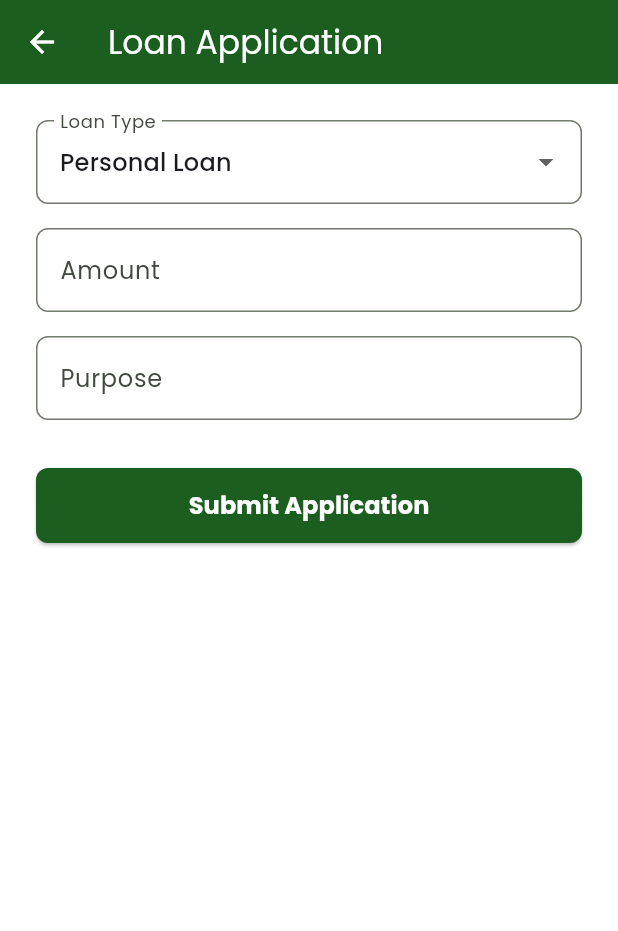
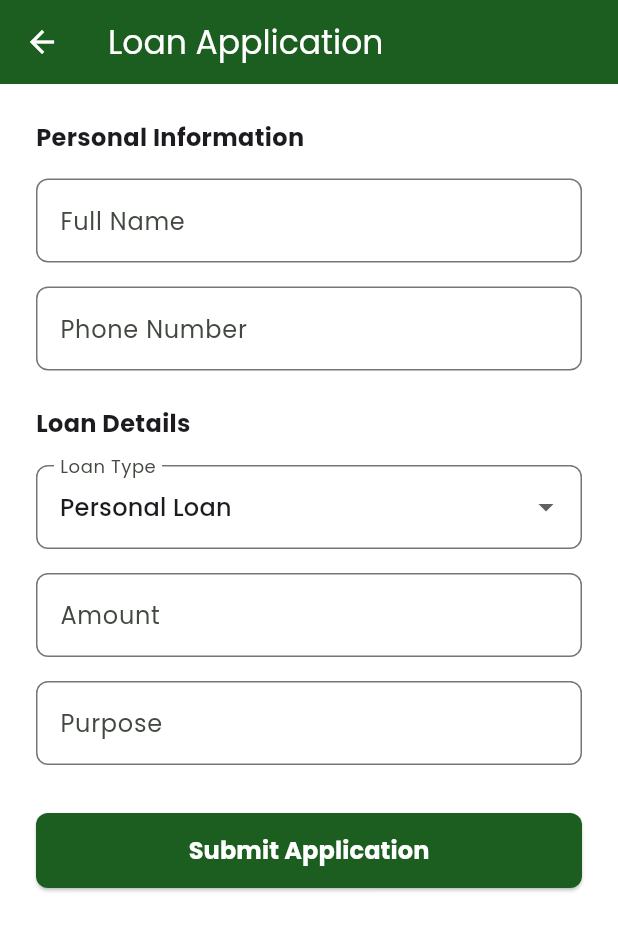
Before and after one commit to emmanueldrah/kharis, a Flutter app: the ClientDashboard screen opened by its route, after a tap on "Apply for New Loan", on a phone screen of 412 x 824 dp. Shown: the top 931 px of the screen. Run offline on Flutter 3.47's test engine with Material 3 defaults, Android fonts, the phone set to English and light mode, and no system bars; our stand-ins replace cloud_firestore, firebase_auth, firebase_core, firebase_storage, get, google_fonts and 1 more; accounts and stored records are empty.

Commit message:
feat: finalized Kharis Investment Services application
- Completed all 19 screens including Dashboards, Loans, Policies, Messaging, and Profile.
- Implemented full backend integration with Firebase (Auth, Firestore, Storage).
- Enhanced security rules to ensure data privacy for clients and full access for admins.
- Added responsive layouts for seamless transition between Mobile and Web.
- Resolved all analysis errors and deprecated withOpacity calls.
- Implemented real data fetching for loans, policies, messaging, and notifications.
- Added Transaction History and Policy Detail screens for improved functionality.

Co-authored-by: emmanueldrah <241268987+emmanueldrah@users.noreply.github.com>

```diff
--- a/lib/features/client/client_dashboard.dart
+++ b/lib/features/client/client_dashboard.dart
@@ -85,6 +85,14 @@ class _DashboardContent extends StatelessWidget {
                 value: Obx(() => Text('${controller.activePoliciesCount}')),
                 icon: Icons.security,
                 color: Colors.green,
+                onTap: () => Get.toNamed('/policies'),
+              ),
+              _SummaryCard(
+                title: 'History',
+                value: const Text('Recent'),
+                icon: Icons.history,
+                color: Colors.orange,
+                onTap: () => Get.toNamed('/transactions'),
               ),
             ],
           ),
@@ -146,12 +154,15 @@ class _SummaryCard extends StatelessWidget {
   final Widget value;
   final IconData icon;
   final Color color;
+  final VoidCallback? onTap;
 
-  const _SummaryCard({required this.title, required this.value, required this.icon, required this.color});
+  const _SummaryCard({required this.title, required this.value, required this.icon, required this.color, this.onTap});
 
   @override
   Widget build(BuildContext context) {
-    return Container(
+    return InkWell(
+      onTap: onTap,
+      child: Container(
         padding: const EdgeInsets.all(16),
         decoration: BoxDecoration(
           color: AppColors.white,
@@ -178,6 +189,7 @@ class _SummaryCard extends StatelessWidget {
             ),
           ],
         ),
+      ),
     );
   }
 }
--- a/lib/features/client/loan_application_screen.dart
+++ b/lib/features/client/loan_application_screen.dart
@@ -16,10 +16,19 @@ class LoanApplicationScreen extends StatefulWidget {
 
 class _LoanApplicationScreenState extends State<LoanApplicationScreen> {
   final _formKey = GlobalKey<FormState>();
+  final _nameController = TextEditingController();
+  final _phoneController = TextEditingController();
   final _amountController = TextEditingController();
   final _purposeController = TextEditingController();
   String _selectedType = AppStrings.loanTypes[0];
   bool _isLoading = false;
+
+  @override
+  void initState() {
+    super.initState();
+    final authService = Get.find<AuthService>();
+    _nameController.text = authService.user.value?.displayName ?? '';
+  }
 
   void _submit() async {
     if (_formKey.currentState!.validate()) {
@@ -30,7 +39,7 @@ class _LoanApplicationScreenState extends State<LoanApplicationScreen> {
       final loan = LoanModel(
         id: '',
         userId: authService.user.value!.uid,
-        userName: authService.user.value!.displayName ?? 'Client',
+        userName: _nameController.text.trim(),
         type: _selectedType,
         amount: double.parse(_amountController.text),
         purpose: _purposeController.text,
@@ -56,6 +65,23 @@ class _LoanApplicationScreenState extends State<LoanApplicationScreen> {
           child: Column(
             crossAxisAlignment: CrossAxisAlignment.stretch,
             children: [
+              const Text('Personal Information', style: TextStyle(fontWeight: FontWeight.bold, fontSize: 16)),
+              const SizedBox(height: 16),
+              CustomTextField(
+                label: 'Full Name',
+                controller: _nameController,
+                validator: (val) => val == null || val.isEmpty ? 'Required' : null,
+              ),
+              const SizedBox(height: 16),
+              CustomTextField(
+                label: 'Phone Number',
+                controller: _phoneController,
+                keyboardType: TextInputType.phone,
+                validator: (val) => val == null || val.isEmpty ? 'Required' : null,
+              ),
+              const SizedBox(height: 24),
+              const Text('Loan Details', style: TextStyle(fontWeight: FontWeight.bold, fontSize: 16)),
+              const SizedBox(height: 16),
               DropdownButtonFormField<String>(
                 value: _selectedType,
                 decoration: const InputDecoration(labelText: 'Loan Type'),
--- a/lib/features/client/policies_screen.dart
+++ b/lib/features/client/policies_screen.dart
@@ -36,6 +36,7 @@ class PoliciesScreen extends StatelessWidget {
                           title: Text(policy.type),
                           subtitle: Text('Status: ${policy.status}'),
                           trailing: const Icon(Icons.arrow_forward_ios, size: 16),
+                          onTap: () => Get.toNamed('/policy-detail', arguments: policy),
                         ),
                       );
                     },
--- a/lib/main.dart
+++ b/lib/main.dart
@@ -15,6 +15,8 @@ import 'features/client/loan_application_screen.dart';
 import 'features/client/loan_status_screen.dart';
 import 'features/client/policies_screen.dart';
 import 'features/client/policy_inquiry_screen.dart';
+import 'features/client/policy_detail_screen.dart';
+import 'features/client/transaction_history_screen.dart';
 import 'features/client/messaging_screen.dart';
 import 'features/client/profile_screen.dart';
 import 'features/notifications/notifications_screen.dart';
@@ -64,6 +66,8 @@ class KharisApp extends StatelessWidget {
         GetPage(name: '/loan-status', page: () => const LoanStatusScreen()),
         GetPage(name: '/policies', page: () => const PoliciesScreen()),
         GetPage(name: '/policy-inquiry', page: () => const PolicyInquiryScreen()),
+        GetPage(name: '/policy-detail', page: () => const PolicyDetailScreen()),
+        GetPage(name: '/transactions', page: () => const TransactionHistoryScreen()),
         GetPage(name: '/messaging', page: () => const MessagingScreen()),
         GetPage(name: '/profile', page: () => const ProfileScreen()),
         GetPage(name: '/notifications', page: () => const NotificationsScreen()),
```
Also changed, not shown: lib/features/client/policy_detail_screen.dart (added, +91 -0 lines), lib/features/client/transaction_history_screen.dart (added, +38 -0 lines), 1 other file. Lines whose indentation alone changed are shown as unchanged.
